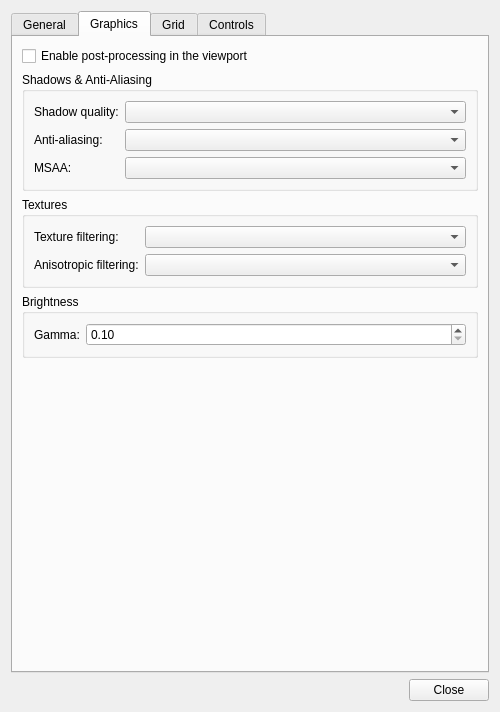
Qt form qtfred/ui/PreferencesDialog.ui (scp-fs2open/fs2open.github.com) before a commit.
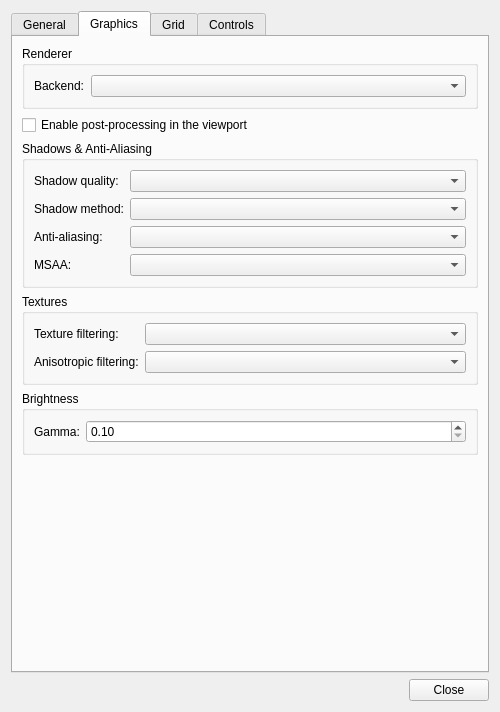
The same form after that commit. The open tabs and pages were chosen to show the change.

Commit message: Update Vulkan backend to support off-screen frame recycling

Patch:
```diff
--- a/qtfred/ui/PreferencesDialog.ui
+++ b/qtfred/ui/PreferencesDialog.ui
@@ -365,6 +365,29 @@
        <string>Graphics</string>
       </attribute>
       <layout class="QVBoxLayout" name="graphicsLayout">
+       <item>
+        <widget class="QGroupBox" name="rendererGroup">
+         <property name="title">
+          <string>Renderer</string>
+         </property>
+         <layout class="QFormLayout" name="rendererLayout">
+          <item row="0" column="0">
+           <widget class="QLabel" name="backendLabel">
+            <property name="text">
+             <string>Backend:</string>
+            </property>
+           </widget>
+          </item>
+          <item row="0" column="1">
+           <widget class="QComboBox" name="backendCombo">
+            <property name="toolTip">
+             <string>Graphics API the viewport renders with. Vulkan is only offered when this build was compiled with it and Qt's own Vulkan support. Restarting qtFRED is required for a change to take effect, and an explicit -vulkan/-opengl command-line option always overrides this.</string>
+            </property>
+           </widget>
+          </item>
+         </layout>
+        </widget>
+       </item>
        <item>
         <widget class="QCheckBox" name="enablePostProcessing">
          <property name="toolTip">
@@ -396,27 +419,41 @@
            </widget>
           </item>
           <item row="1" column="0">
+           <widget class="QLabel" name="shadowMethodLabel">
+            <property name="text">
+             <string>Shadow method:</string>
+            </property>
+           </widget>
+          </item>
+          <item row="1" column="1">
+           <widget class="QComboBox" name="shadowMethodCombo">
+            <property name="toolTip">
+             <string>Whether shadows are rendered via cascaded shadow maps or hardware raytracing. Raytraced is only offered on a Vulkan build running on hardware with raytraced-shadow support; the control is greyed out otherwise. Requires post-processing to be enabled.</string>
+            </property>
+           </widget>
+          </item>
+          <item row="2" column="0">
            <widget class="QLabel" name="aaModeLabel">
             <property name="text">
              <string>Anti-aliasing:</string>
             </property>
            </widget>
           </item>
-          <item row="1" column="1">
+          <item row="2" column="1">
            <widget class="QComboBox" name="aaModeCombo">
             <property name="toolTip">
              <string>Post-process anti-aliasing mode used in the viewport. Requires post-processing to be enabled.</string>
             </property>
            </widget>
           </item>
-          <item row="2" column="0">
+          <item row="3" column="0">
            <widget class="QLabel" name="msaaLabel">
             <property name="text">
              <string>MSAA:</string>
             </property>
            </widget>
           </item>
-          <item row="2" column="1">
+          <item row="3" column="1">
            <widget class="QComboBox" name="msaaCombo">
             <property name="toolTip">
              <string>Multisample anti-aliasing used for the viewport's 3D scene. Requires post-processing to be enabled. Restarting qtFRED is required for a change to take effect.</string>
```
Left out of the diff: 2 changed lines with no effect on the pictures. The commit also changes 33 other files.
